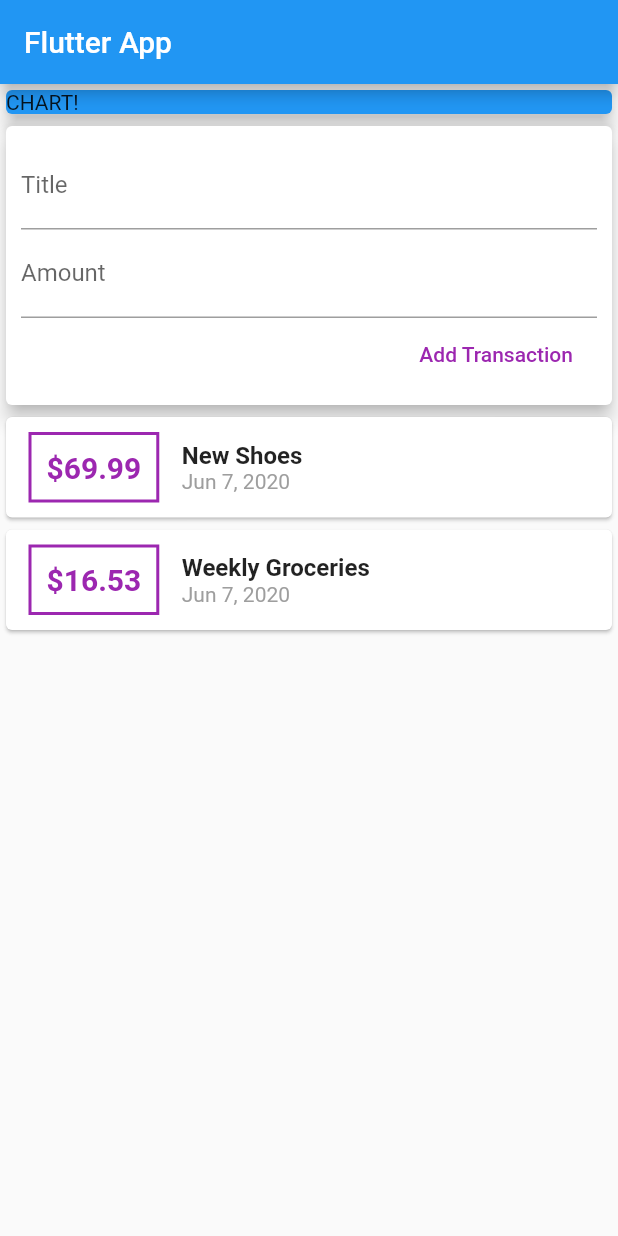
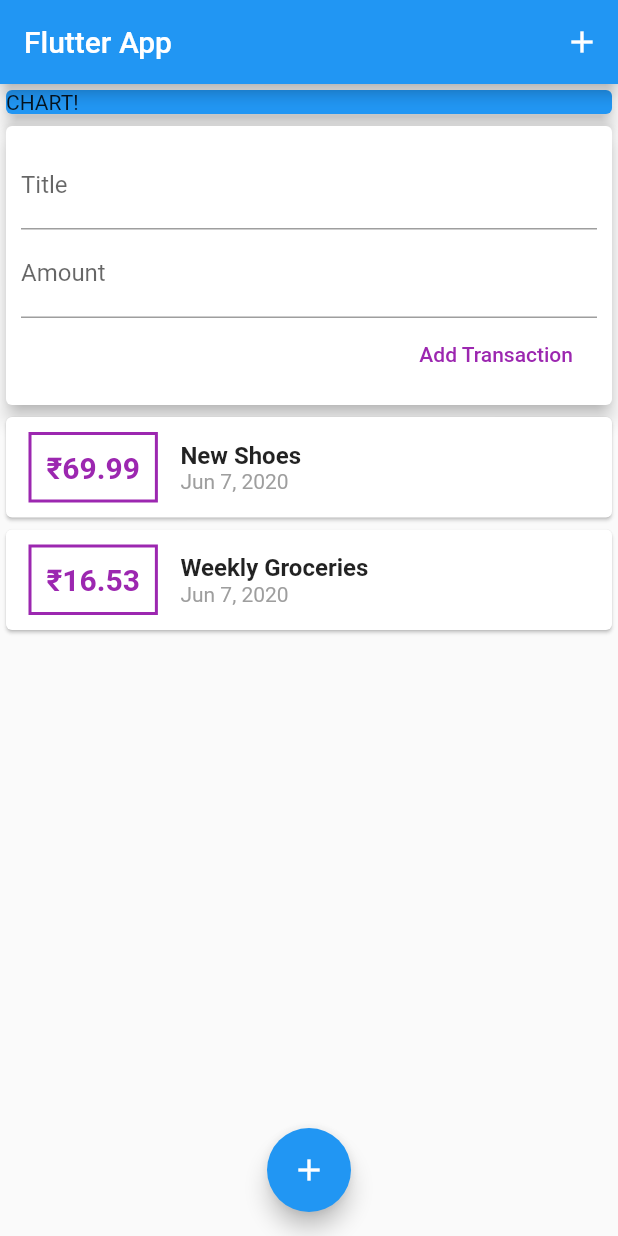
Before and after one commit to SaquibAnwar/Flutter_Bootcamp, a Flutter app: the screen it shows after launch, after a tap on "Add Transaction", on a phone screen of 412 x 824 dp. Run offline on Flutter 3.47's test engine with Material 2 defaults, Android fonts, the phone set to English and light mode, and no system bars.

Commit message:
Putting add button on ui

```diff
--- a/ExpenseTracker/lib/main.dart
+++ b/ExpenseTracker/lib/main.dart
@@ -25,6 +25,9 @@ class MyHomePage extends StatelessWidget {
     return Scaffold(
       appBar: AppBar(
         title: Text('Flutter App'),
+        actions: <Widget>[
+          IconButton(icon: Icon(Icons.add), onPressed: () {})
+        ],
       ),
       body: SingleChildScrollView(
         child: Column(
@@ -43,6 +46,8 @@ class MyHomePage extends StatelessWidget {
           ],
         ),
       ),
+      floatingActionButtonLocation: FloatingActionButtonLocation.centerFloat,
+      floatingActionButton: FloatingActionButton(child: Icon(Icons.add), onPressed: () {}),
     );
   }
 }
--- a/ExpenseTracker/lib/widgets/new_transaction.dart
+++ b/ExpenseTracker/lib/widgets/new_transaction.dart
@@ -6,6 +6,20 @@ class NewTransaction extends StatelessWidget {
   final amountController = TextEditingController();
 
   NewTransaction(this.addTx);
+
+  void submitData() {
+    final enteredTitle = titleController.text;
+    final enteredAmount = double.parse(amountController.text);
+
+    if(enteredTitle.isEmpty || enteredAmount <= 0) {
+      return;
+    }
+
+    addTx(
+      enteredTitle,
+      enteredAmount,
+    );
+  }
 
   @override
   Widget build(BuildContext context) {
@@ -19,24 +33,18 @@ class NewTransaction extends StatelessWidget {
             TextField(
               decoration: InputDecoration(labelText: 'Title'),
               controller: titleController,
-              // onChanged: (val) {
-              //   titleInput = val;
-              // },
+              onSubmitted: (_) => submitData(),
             ),
             TextField(
               decoration: InputDecoration(labelText: 'Amount'),
               controller: amountController,
-              // onChanged: (val) => amountInput = val,
+              keyboardType: TextInputType.number,
+              onSubmitted: (_) => submitData(),
             ),
             FlatButton(
               child: Text('Add Transaction'),
               textColor: Colors.purple,
-              onPressed: () {
-                addTx(
-                  titleController.text,
-                  double.parse(amountController.text),
-                );
-              },
+              onPressed: submitData,
             ),
           ],
         ),
--- a/ExpenseTracker/lib/widgets/transaction_list.dart
+++ b/ExpenseTracker/lib/widgets/transaction_list.dart
@@ -11,10 +11,9 @@ class TransactionList extends StatelessWidget {
   @override
   Widget build(BuildContext context) {
     return Container(
-      height: 600,
-      child: SingleChildScrollView(
-        child: Column(
-          children: transactions.map((tx) {
+      height: 300,
+      child: ListView.builder(
+        itemBuilder: (ctx, index) {
           return Card(
             child: Row(
               children: <Widget>[
@@ -31,7 +30,7 @@ class TransactionList extends StatelessWidget {
                   ),
                   padding: EdgeInsets.all(10),
                   child: Text(
-                      '\$${tx.amount}',
+                    '\u{20b9}${transactions[index].amount.toStringAsFixed(2)}',
                     style: TextStyle(
                       fontWeight: FontWeight.bold,
                       fontSize: 20,
@@ -43,14 +42,14 @@ class TransactionList extends StatelessWidget {
                   crossAxisAlignment: CrossAxisAlignment.start,
                   children: <Widget>[
                     Text(
-                        tx.title,
+                      transactions[index].title,
                       style: TextStyle(
                         fontSize: 16,
                         fontWeight: FontWeight.bold,
                       ),
                     ),
                     Text(
-                        DateFormat.yMMMd().format(tx.date),
+                      DateFormat.yMMMd().format(transactions[index].date),
                       style: TextStyle(
                         color: Colors.grey,
                       ),
@@ -60,8 +59,8 @@ class TransactionList extends StatelessWidget {
               ],
             ),
           );
-          }).toList(),
-        ),
+        },
+        itemCount: transactions.length,
       ),
     );
   }
```
Lines whose indentation alone changed are shown as unchanged.
